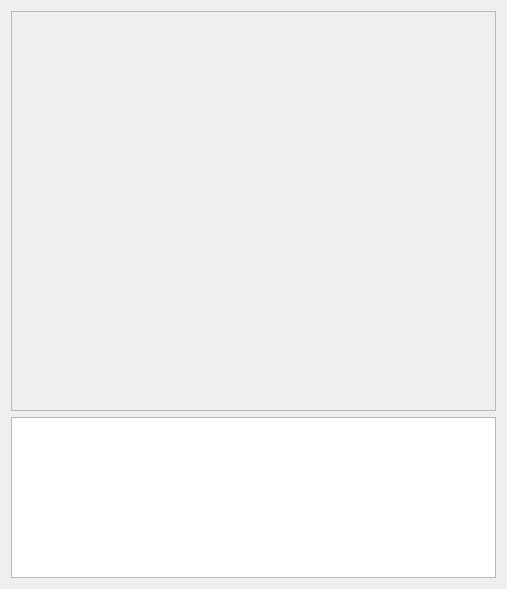
Above: zServer/src/WHdlBoard.ui from Zurg-13/cpp before the change. Below: the same form after it.
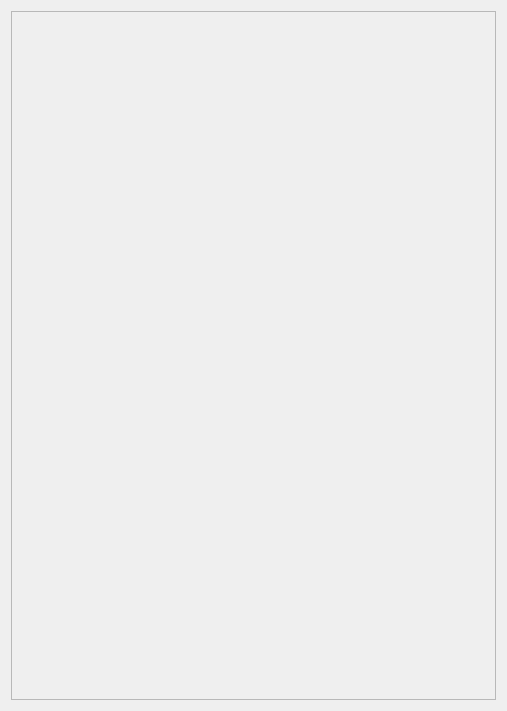
That is the form after the change.

```diff
--- a/zServer/src/WHdlBoard.ui
+++ b/zServer/src/WHdlBoard.ui
@@ -7,13 +7,13 @@
     <x>0</x>
     <y>0</y>
     <width>507</width>
-    <height>589</height>
+    <height>711</height>
    </rect>
   </property>
   <property name="windowTitle">
    <string>Form</string>
   </property>
-  <layout class="QVBoxLayout" name="verticalLayout">
+  <layout class="QVBoxLayout" name="verticalLayout" stretch="0">
    <item>
     <widget class="QScrollArea" name="sa">
      <property name="sizePolicy">
@@ -25,9 +25,12 @@
      <property name="minimumSize">
       <size>
        <width>0</width>
-       <height>400</height>
+       <height>100</height>
       </size>
      </property>
+     <property name="sizeAdjustPolicy">
+      <enum>QAbstractScrollArea::AdjustToContents</enum>
+     </property>
      <property name="widgetResizable">
       <bool>true</bool>
      </property>
@@ -37,7 +40,7 @@
         <x>0</x>
         <y>0</y>
         <width>487</width>
-        <height>398</height>
+        <height>691</height>
        </rect>
       </property>
       <property name="sizePolicy">
@@ -49,9 +52,6 @@
      </widget>
     </widget>
    </item>
-   <item>
-    <widget class="QListWidget" name="listWidget"/>
-   </item>
   </layout>
  </widget>
  <resources/>
```
